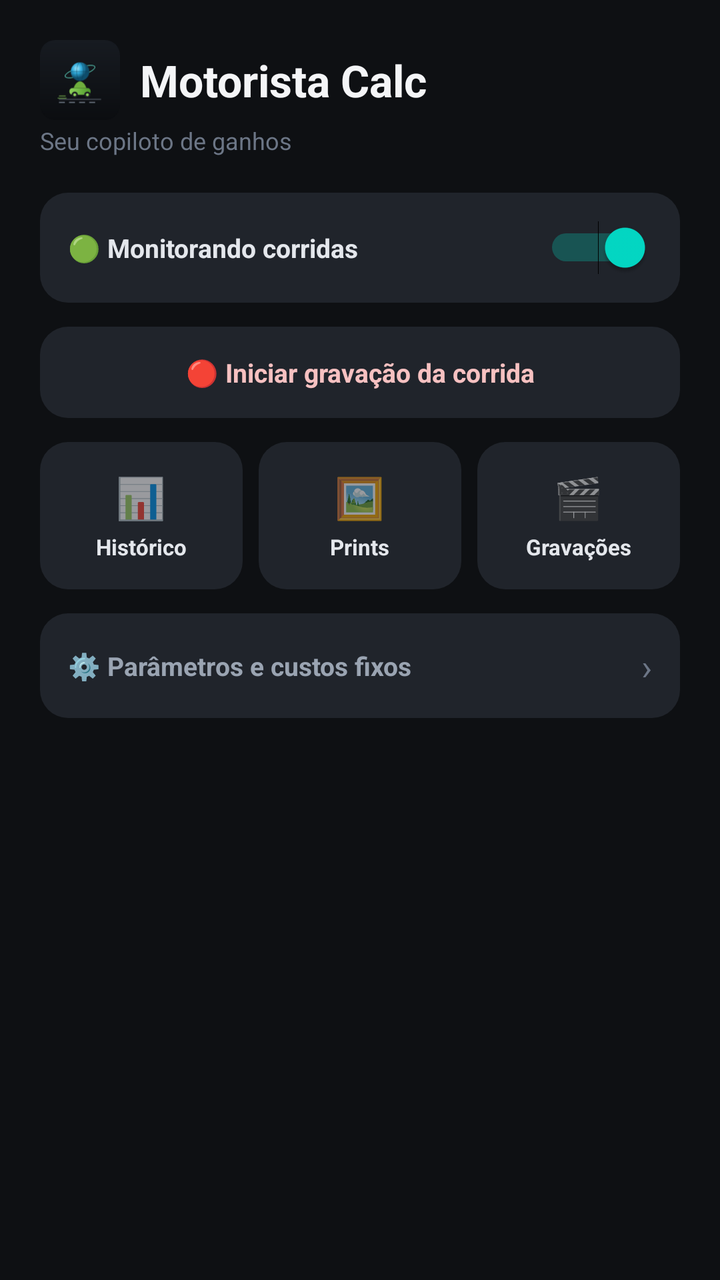
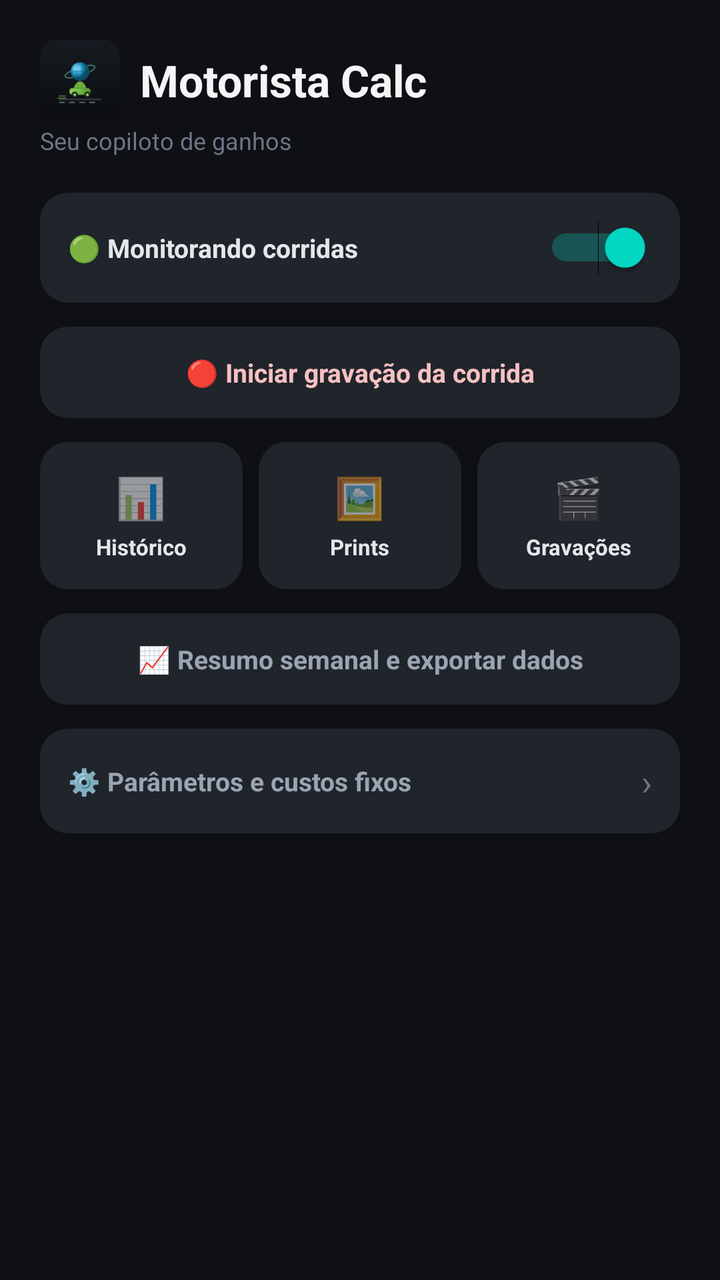

Before-and-after screenshots of an Android layout around one commit, followed by the original layout XML and the change that was made.
<!-- AndroidManifest.xml: application theme Theme.MaterialComponents.DayNight.NoActionBar -->
<!-- res/layout/activity_main.xml -->
<?xml version="1.0" encoding="utf-8"?>
<ScrollView xmlns:android="http://schemas.android.com/apk/res/android"
    android:layout_width="match_parent"
    android:layout_height="match_parent"
    android:background="#0E1013">

    <LinearLayout
        android:layout_width="match_parent"
        android:layout_height="wrap_content"
        android:orientation="vertical"
        android:padding="20dp">

        <LinearLayout
            android:layout_width="match_parent"
            android:layout_height="wrap_content"
            android:orientation="horizontal"
            android:gravity="center_vertical"
            android:layout_marginBottom="2dp">

            <ImageView
                android:layout_width="40dp"
                android:layout_height="40dp"
                android:src="@drawable/logo_motorista"
                android:layout_marginEnd="10dp"
                android:contentDescription="Logo do app" />

            <TextView
                android:layout_width="wrap_content"
                android:layout_height="wrap_content"
                android:text="Motorista Calc"
                android:textColor="#F4F5F7"
                android:textSize="22sp"
                android:textStyle="bold" />
        </LinearLayout>

        <TextView
            android:layout_width="wrap_content"
            android:layout_height="wrap_content"
            android:text="Seu copiloto de ganhos"
            android:textColor="#6C7686"
            android:textSize="12sp"
            android:layout_marginBottom="18dp" />

        <LinearLayout
            android:layout_width="match_parent"
            android:layout_height="wrap_content"
            android:orientation="horizontal"
            android:gravity="center_vertical"
            android:background="@drawable/bg_card_dark"
            android:padding="14dp"
            android:layout_marginBottom="12dp">

            <TextView
                android:layout_width="0dp"
                android:layout_height="wrap_content"
                android:layout_weight="1"
                android:text="🟢 Monitorando corridas"
                android:textColor="#E4E7EC"
                android:textSize="13sp"
                android:textStyle="bold" />

            <Switch
                android:id="@+id/switchAtivo"
                android:layout_width="wrap_content"
                android:layout_height="wrap_content"
                android:checked="true" />
        </LinearLayout>

        <TextView
            android:id="@+id/btnGravar"
            android:layout_width="match_parent"
            android:layout_height="wrap_content"
            android:padding="14dp"
            android:gravity="center"
            android:background="@drawable/bg_card_dark"
            android:text="🔴 Iniciar gravação da corrida"
            android:textColor="#F7C1C1"
            android:textSize="13sp"
            android:textStyle="bold"
            android:layout_marginBottom="12dp"
            android:clickable="true"
            android:focusable="true" />

        <LinearLayout
            android:id="@+id/cardAviso"
            android:layout_width="match_parent"
            android:layout_height="wrap_content"
            android:orientation="vertical"
            android:background="@drawable/bg_card_dark"
            android:padding="12dp"
            android:layout_marginBottom="12dp"
            android:visibility="gone">

            <TextView
                android:id="@+id/txtTeste"
                android:layout_width="match_parent"
                android:layout_height="wrap_content"
                android:textColor="#9AA4B2"
                android:textSize="12sp" />
        </LinearLayout>

        <LinearLayout
            android:layout_width="match_parent"
            android:layout_height="wrap_content"
            android:orientation="horizontal"
            android:layout_marginBottom="12dp">

            <LinearLayout
                android:id="@+id/btnHistorico"
                android:layout_width="0dp"
                android:layout_height="wrap_content"
                android:layout_weight="1"
                android:orientation="vertical"
                android:gravity="center"
                android:background="@drawable/bg_card_dark"
                android:padding="14dp"
                android:layout_marginEnd="4dp"
                android:clickable="true"
                android:focusable="true">

                <TextView
                    android:layout_width="wrap_content"
                    android:layout_height="wrap_content"
                    android:text="📊"
                    android:textSize="20sp" />

                <TextView
                    android:layout_width="wrap_content"
                    android:layout_height="wrap_content"
                    android:text="Histórico"
                    android:textColor="#E4E7EC"
                    android:textSize="11sp"
                    android:textStyle="bold"
                    android:layout_marginTop="4dp" />
            </LinearLayout>

            <LinearLayout
                android:id="@+id/btnPrints"
                android:layout_width="0dp"
                android:layout_height="wrap_content"
                android:layout_weight="1"
                android:orientation="vertical"
                android:gravity="center"
                android:background="@drawable/bg_card_dark"
                android:padding="14dp"
                android:layout_marginStart="4dp"
                android:layout_marginEnd="4dp"
                android:clickable="true"
                android:focusable="true">

                <TextView
                    android:layout_width="wrap_content"
                    android:layout_height="wrap_content"
                    android:text="🖼️"
                    android:textSize="20sp" />

                <TextView
                    android:layout_width="wrap_content"
                    android:layout_height="wrap_content"
                    android:text="Prints"
                    android:textColor="#E4E7EC"
                    android:textSize="11sp"
                    android:textStyle="bold"
                    android:layout_marginTop="4dp" />
            </LinearLayout>

            <LinearLayout
                android:id="@+id/btnGravacoes"
                android:layout_width="0dp"
                android:layout_height="wrap_content"
                android:layout_weight="1"
                android:orientation="vertical"
                android:gravity="center"
                android:background="@drawable/bg_card_dark"
                android:padding="14dp"
                android:layout_marginStart="4dp"
                android:clickable="true"
                android:focusable="true">

                <TextView
                    android:layout_width="wrap_content"
                    android:layout_height="wrap_content"
                    android:text="🎬"
                    android:textSize="20sp" />

                <TextView
                    android:layout_width="wrap_content"
                    android:layout_height="wrap_content"
                    android:text="Gravações"
                    android:textColor="#E4E7EC"
                    android:textSize="11sp"
                    android:textStyle="bold"
                    android:layout_marginTop="4dp" />
            </LinearLayout>
        </LinearLayout>

        <LinearLayout
            android:id="@+id/btnParametros"
            android:layout_width="match_parent"
            android:layout_height="wrap_content"
            android:orientation="horizontal"
            android:gravity="center_vertical"
            android:background="@drawable/bg_card_dark"
            android:padding="14dp"
            android:clickable="true"
            android:focusable="true">

            <TextView
                android:layout_width="0dp"
                android:layout_height="wrap_content"
                android:layout_weight="1"
                android:text="⚙️ Parâmetros e custos fixos"
                android:textColor="#9AA4B2"
                android:textSize="13sp"
                android:textStyle="bold" />

            <TextView
                android:layout_width="wrap_content"
                android:layout_height="wrap_content"
                android:text="›"
                android:textColor="#6C7686"
                android:textSize="18sp" />
        </LinearLayout>

    </LinearLayout>
</ScrollView>
<!-- resources referenced by this layout -->
<resources>
  <!-- drawable bg_card_dark (drawable) -->
  <?xml version="1.0" encoding="utf-8"?>
  <shape xmlns:android="http://schemas.android.com/apk/res/android" android:shape="rectangle">
      <solid android:color="#20242B" />
      <corners android:radius="14dp" />
  </shape>
  <!-- drawable logo_motorista: vector/xml drawable (drawable, 3363 chars, omitted) -->
</resources>

<!-- the commit's change to res/layout/activity_main.xml (unified diff, before → after) -->
@@ -194,6 +194,21 @@
             </LinearLayout>
         </LinearLayout>
 
+        <TextView
+            android:id="@+id/btnResumoSemanal"
+            android:layout_width="match_parent"
+            android:layout_height="wrap_content"
+            android:padding="14dp"
+            android:gravity="center"
+            android:background="@drawable/bg_card_dark"
+            android:text="📈 Resumo semanal e exportar dados"
+            android:textColor="#9AA4B2"
+            android:textSize="13sp"
+            android:textStyle="bold"
+            android:layout_marginBottom="12dp"
+            android:clickable="true"
+            android:focusable="true" />
+
         <LinearLayout
             android:id="@+id/btnParametros"
             android:layout_width="match_parent"
